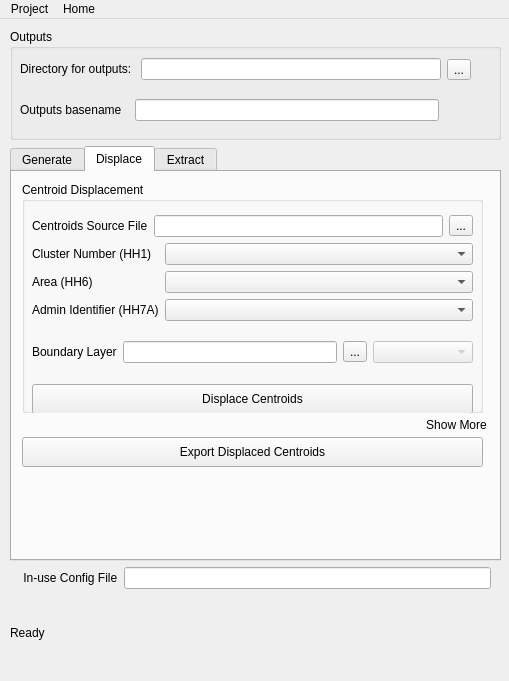
Qt form plugin/mgp_mainwindow.ui (unicef-drp/mics-geocoding) before a commit.
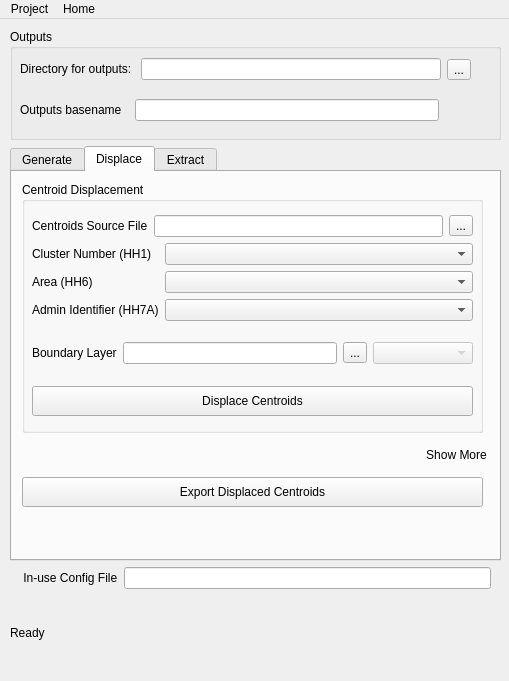
The same form after that commit. The open tabs and pages were chosen to show the change. Icons and pictures are not drawn.

Commit message: fix: layout tab 2

Patch:
```diff
--- a/plugin/mgp_mainwindow.ui
+++ b/plugin/mgp_mainwindow.ui
@@ -347,7 +347,7 @@
              <x>10</x>
              <y>10</y>
              <width>461</width>
-             <height>231</height>
+             <height>251</height>
             </rect>
            </property>
            <property name="sizePolicy">
@@ -371,7 +371,7 @@
               <x>0</x>
               <y>23</y>
               <width>461</width>
-              <height>219</height>
+              <height>221</height>
              </rect>
             </property>
             <layout class="QVBoxLayout" name="verticalLayout_4">
@@ -562,7 +562,7 @@
            <property name="geometry">
             <rect>
              <x>404</x>
-             <y>240</y>
+             <y>270</y>
              <width>81</width>
              <height>25</height>
             </rect>
@@ -587,9 +587,9 @@
            <property name="geometry">
             <rect>
              <x>10</x>
-             <y>260</y>
+             <y>280</y>
              <width>461</width>
-             <height>111</height>
+             <height>81</height>
             </rect>
            </property>
            <property name="sizePolicy">
@@ -608,7 +608,7 @@
             <property name="geometry">
              <rect>
               <x>0</x>
-              <y>0</y>
+              <y>20</y>
               <width>461</width>
               <height>41</height>
              </rect>
```
Left out of the diff: 20 changed lines with no effect on the pictures. The commit also changes 1 other file.
